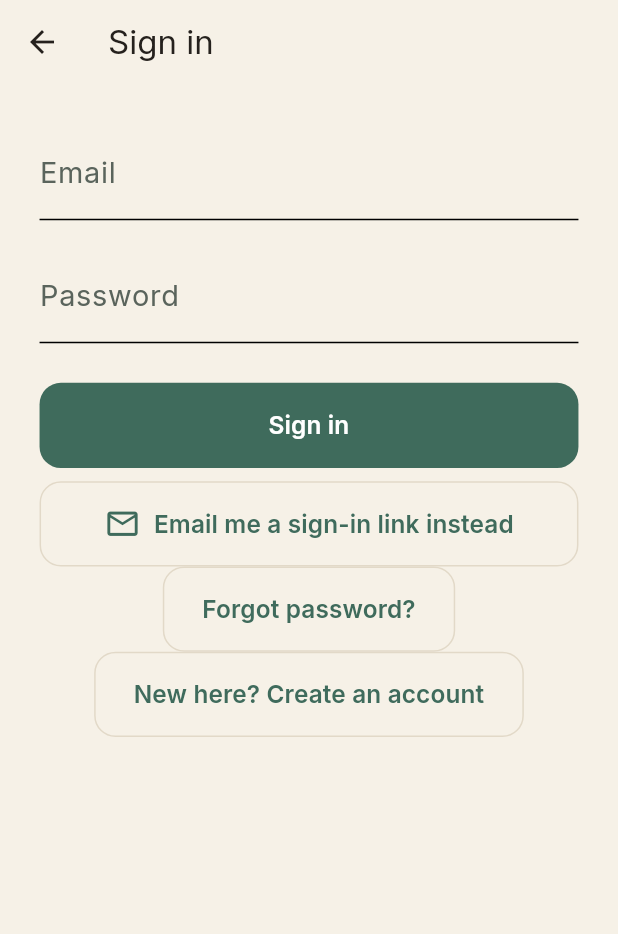
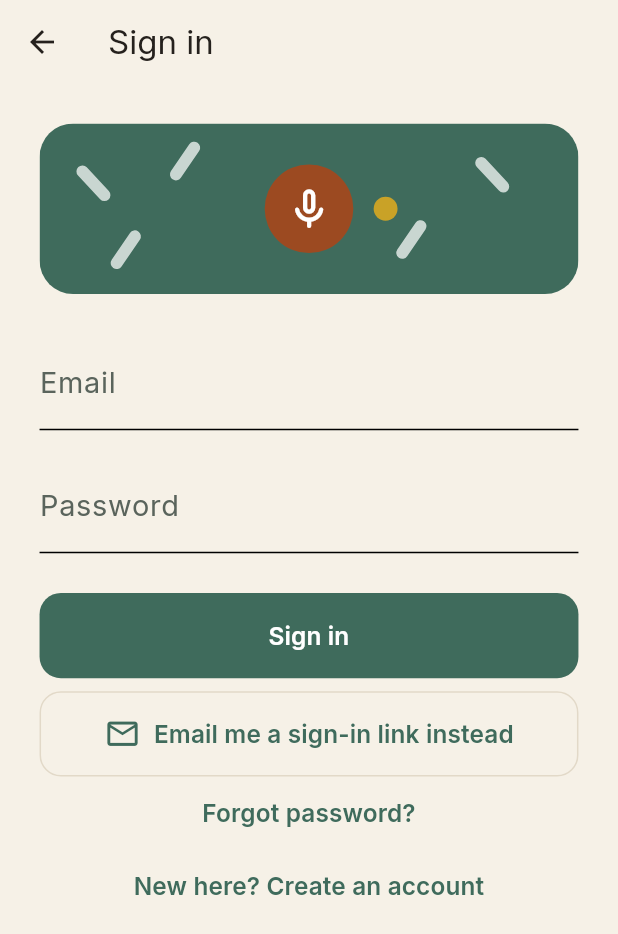
Before and after one commit to 3shmawi/hekayetna, a Flutter app: the SignInView screen opened directly with empty values, on a phone screen of 412 x 824 dp. Shown: the top 934 px of the screen. Run offline on Flutter 3.47's test engine with Material 3 defaults, Android fonts, the phone set to English and light mode, and no system bars; our stand-ins replace connectivity_plus, flutter_riverpod, flutter_screenutil, go_router, image_picker, in_app_review and 4 more; missing offline and left inert: flutter_foreground_task, posthog_flutter, record; accounts and stored records are empty; generated files the repository leaves out were written again.

Commit message:
feat(auth): restyle sign-in to the Welcome design language (brand panel, quiet link actions)

```diff
--- a/lib/features/auth/presentation/sign_in_view.dart
+++ b/lib/features/auth/presentation/sign_in_view.dart
@@ -1,5 +1,6 @@
 import 'package:family_stories/core/adaptive/adaptive.dart';
 import 'package:family_stories/core/auth/auth_redirect.dart';
+import 'package:family_stories/core/theme/app_colors.dart';
 import 'package:family_stories/core/theme/app_dimens.dart';
 import 'package:family_stories/core/theme/app_text_styles.dart';
 import 'package:family_stories/core/ui/app_ui.dart';
@@ -7,6 +8,7 @@ import 'package:family_stories/features/auth/presentation/sign_in_page.dart'
     show SignInPage;
 import 'package:family_stories/l10n/l10n.dart';
 import 'package:flutter/material.dart';
+import 'package:flutter_screenutil/flutter_screenutil.dart';
 
 enum SignInMode { signIn, signUp }
 
@@ -98,6 +100,8 @@ class _SignInViewState extends State<SignInView> {
       body: ListView(
         padding: EdgeInsets.all(AppDimens.xl),
         children: [
+          const ExcludeSemantics(child: _BrandHeader()),
+          SizedBox(height: AppDimens.xl),
           if (widget.onLocaleChanged case final onLocale?) ...[
             _LanguageSwitch(onChanged: onLocale),
             SizedBox(height: AppDimens.lg),
@@ -171,11 +175,9 @@ class _SignInViewState extends State<SignInView> {
           ],
           if (!signUp)
             Center(
-              child: AppButton.secondary(
+              child: _LinkButton(
                 key: const Key('sign_in_forgot'),
-                wrap: true,
                 label: l10n.authForgotPassword,
-                expand: false,
                 onPressed: enabled
                     ? () {
                         if (_validEmail()) {
@@ -186,11 +188,9 @@ class _SignInViewState extends State<SignInView> {
               ),
             ),
           Center(
-            child: AppButton.secondary(
+            child: _LinkButton(
               key: const Key('sign_in_switch_mode'),
-              wrap: true,
               label: signUp ? l10n.authSwitchToSignIn : l10n.authSwitchToSignUp,
-              expand: false,
               onPressed: enabled
                   ? () => setState(
                       () => _mode = signUp
@@ -267,3 +267,121 @@ class _LanguageSwitch extends StatelessWidget {
     );
   }
 }
+
+/// A quiet text action (no outline) for the less common choices, so the
+/// primary button and the sign-in link stay the clear actions.
+class _LinkButton extends StatelessWidget {
+  const _LinkButton({required this.label, required this.onPressed, super.key});
+
+  final String label;
+  final VoidCallback? onPressed;
+
+  @override
+  Widget build(BuildContext context) {
+    final scheme = Theme.of(context).colorScheme;
+    return TextButton(
+      onPressed: onPressed,
+      style: TextButton.styleFrom(
+        foregroundColor: scheme.primary,
+        minimumSize: Size(AppDimens.targetMin, AppDimens.targetMin),
+        padding: EdgeInsets.symmetric(
+          horizontal: AppDimens.lg,
+          vertical: AppDimens.sm,
+        ),
+      ),
+      child: Text(
+        label,
+        textAlign: TextAlign.center,
+        style: AppTextStyles.label,
+      ),
+    );
+  }
+}
+
+/// The same green panel language as the Welcome screen, compact: sticks, the
+/// terracotta microphone and the gold dot. Decorative, not mirrored.
+class _BrandHeader extends StatelessWidget {
+  const _BrandHeader();
+
+  static const _sticks = <(double, double, double)>[
+    (0.10, 0.35, -0.75),
+    (0.27, 0.22, 0.6),
+    (0.84, 0.30, -0.75),
+    (0.69, 0.68, 0.6),
+    (0.16, 0.74, 0.6),
+  ];
+
+  @override
+  Widget build(BuildContext context) {
+    final height = 112.h;
+    return Directionality(
+      textDirection: TextDirection.ltr,
+      child: ClipRRect(
+        borderRadius: BorderRadius.circular(AppDimens.radiusLg),
+        child: SizedBox(
+          height: height,
+          child: ColoredBox(
+            color: AppColors.olive,
+            child: LayoutBuilder(
+              builder: (context, c) {
+                final w = c.maxWidth;
+                final r = height * 0.26;
+                final stickW = height * 0.07;
+                final stickH = height * 0.26;
+                return Stack(
+                  children: [
+                    for (final (x, y, a) in _sticks)
+                      Positioned(
+                        left: w * x - stickW / 2,
+                        top: height * y - stickH / 2,
+                        child: Transform.rotate(
+                          angle: a,
+                          child: Container(
+                            width: stickW,
+                            height: stickH,
+                            decoration: BoxDecoration(
+                              color: Colors.white.withValues(alpha: 0.72),
+                              borderRadius: BorderRadius.circular(stickW),
+                            ),
+                          ),
+                        ),
+                      ),
+                    Positioned(
+                      left: w * 0.5 - r,
+                      top: height * 0.5 - r,
+                      child: Container(
+                        width: r * 2,
+                        height: r * 2,
+                        decoration: const BoxDecoration(
+                          color: AppColors.terracotta,
+                          shape: BoxShape.circle,
+                        ),
+                        child: Icon(
+                          Icons.mic_none_rounded,
+                          color: Colors.white,
+                          size: r * 1.1,
+                        ),
+                      ),
+                    ),
+                    Positioned(
+                      left: w * 0.62,
+                      top: height * 0.5 - height * 0.07,
+                      child: Container(
+                        width: height * 0.14,
+                        height: height * 0.14,
+                        decoration: const BoxDecoration(
+                          color: AppColors.gold,
+                          shape: BoxShape.circle,
+                        ),
+                      ),
+                    ),
+                  ],
+                );
+              },
+            ),
+          ),
+        ),
+      ),
+    );
+  }
+}
```
Also changed, not shown: 10 other files.
